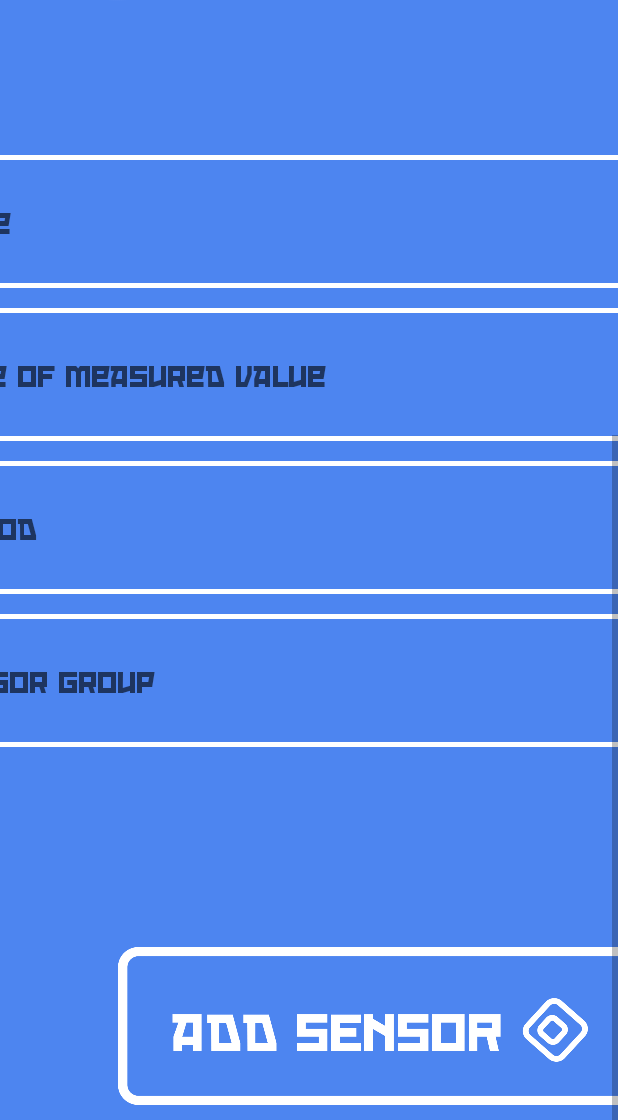
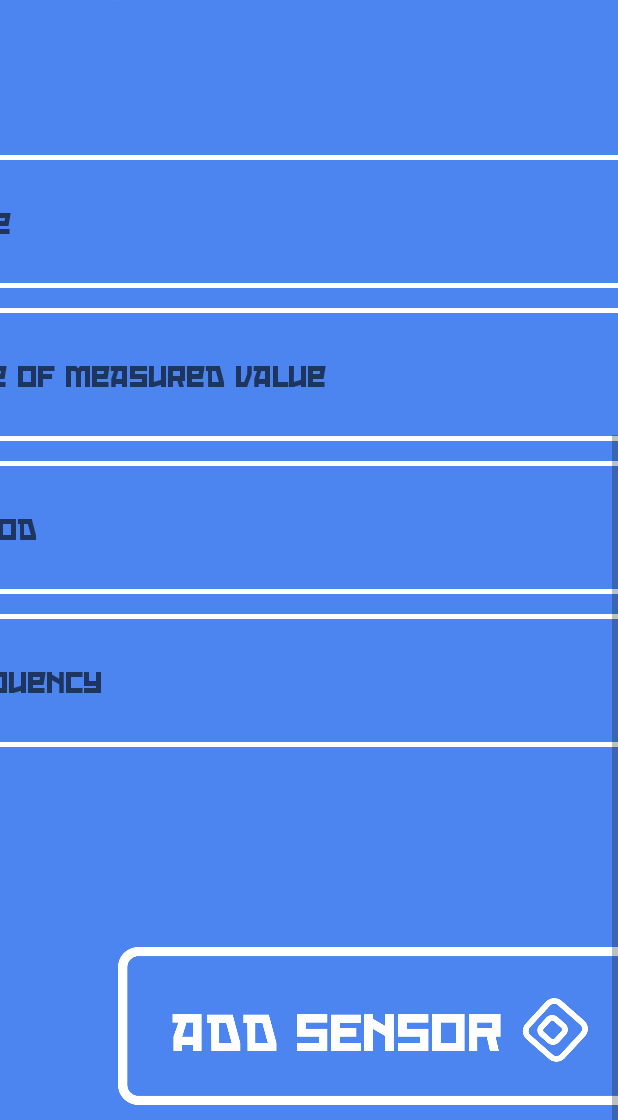
Before and after one commit to sekretareva/Lora, an Android app: the AddSensorActivity screen opened directly, with no data from a screen before it, scrolled down 523 dp, on a phone screen of 412 x 824 dp, the part 116-1236 px from its top. Run offline under Robolectric (Android 15) with nearby library versions, the phone set to English and light mode, and no system bars.

Commit message:
Add frequency

```diff
--- a/app/src/main/java/com/example/loraapp/AddSensorActivity.java
+++ b/app/src/main/java/com/example/loraapp/AddSensorActivity.java
@@ -15,7 +15,7 @@ public class AddSensorActivity extends AppCompatActivity {
     String role;
     String url = "http://192.168.50.170:5000";
 
-    EditText tv_code, tv_type, tv_period, tv_sensor_group;
+    EditText tv_code, tv_type, tv_period, tv_freq;
 
     @Override
     protected void onCreate(Bundle savedInstanceState) {
@@ -25,7 +25,7 @@ public class AddSensorActivity extends AppCompatActivity {
         tv_code = findViewById(R.id.code);
         tv_type = findViewById(R.id.type);
         tv_period = findViewById(R.id.period);
-        tv_sensor_group = findViewById(R.id.sensor_group);
+        tv_freq = findViewById(R.id.freq);
     }
 
     public void gotoMain(View v){
@@ -37,13 +37,13 @@ public class AddSensorActivity extends AppCompatActivity {
         String code = tv_code.getText().toString().trim();
         String type = tv_type.getText().toString();
         String period = tv_period.getText().toString();
-        String group = tv_sensor_group.getText().toString();
+        String freq = tv_freq.getText().toString();
 
-        if (code.length()>0 && type.length()>0 && period.length()>0 && group.length()>0){
+        if (code.length()>0 && type.length()>0 && period.length()>0 && freq.length()>0){
             ServerConnection conn = new ServerConnection(url, this);
 
             QRGenerator qrGenerator = new QRGenerator(code, this);
-            conn.sendDev(new DeviceParameters(code, qrGenerator.generate(), type, Integer.parseInt(period)));
+            conn.sendDev(new DeviceParameters(code, qrGenerator.generate(), type, Integer.parseInt(period), freq));
         }
         else{
             Toast.makeText(AddSensorActivity.this, "Заполните все поля ", Toast.LENGTH_SHORT).show();
--- a/app/src/main/java/com/example/loraapp/DeviceRequest.java
+++ b/app/src/main/java/com/example/loraapp/DeviceRequest.java
@@ -25,11 +25,13 @@ class DeviceParameters {
     byte[] qr;
     String type;
     int period;
+    String freq;
 
-    DeviceParameters (String code, byte[] qr, String type, int period){
+    DeviceParameters (String code, byte[] qr, String type, int period, String freq){
         this.code = code;
         this.qr = qr;
         this.type = type;
         this.period = period;
+        this.freq = freq;
     }
 }
--- a/app/src/main/res/layout/activity_add_sensor.xml
+++ b/app/src/main/res/layout/activity_add_sensor.xml
@@ -84,7 +84,7 @@
             android:textSize="17dp" />
 
         <EditText
-            android:id="@+id/sensor_group"
+            android:id="@+id/freq"
             android:layout_width="860px"
             android:layout_height="133px"
             android:layout_gravity="center_horizontal"
@@ -94,7 +94,7 @@
             android:paddingTop="3dp"
             android:paddingLeft="55px"
 
-            android:hint="@string/sensor_group"
+            android:hint="@string/freq"
             android:textColor="@color/white"
             android:textSize="17dp"
             android:inputType="textMultiLine"/>
--- a/app/src/main/res/values/strings.xml
+++ b/app/src/main/res/values/strings.xml
@@ -8,7 +8,7 @@
 
     <string name="type">Type of measured value</string>
     <string name="period">Period</string>
-    <string name="sensor_group">Sensor group</string>
+    <string name="freq">Frequency</string>
 
     <string name="name">Name</string>
     <string name="date">Date</string>
```
Also changed, not shown: 24 other files.
